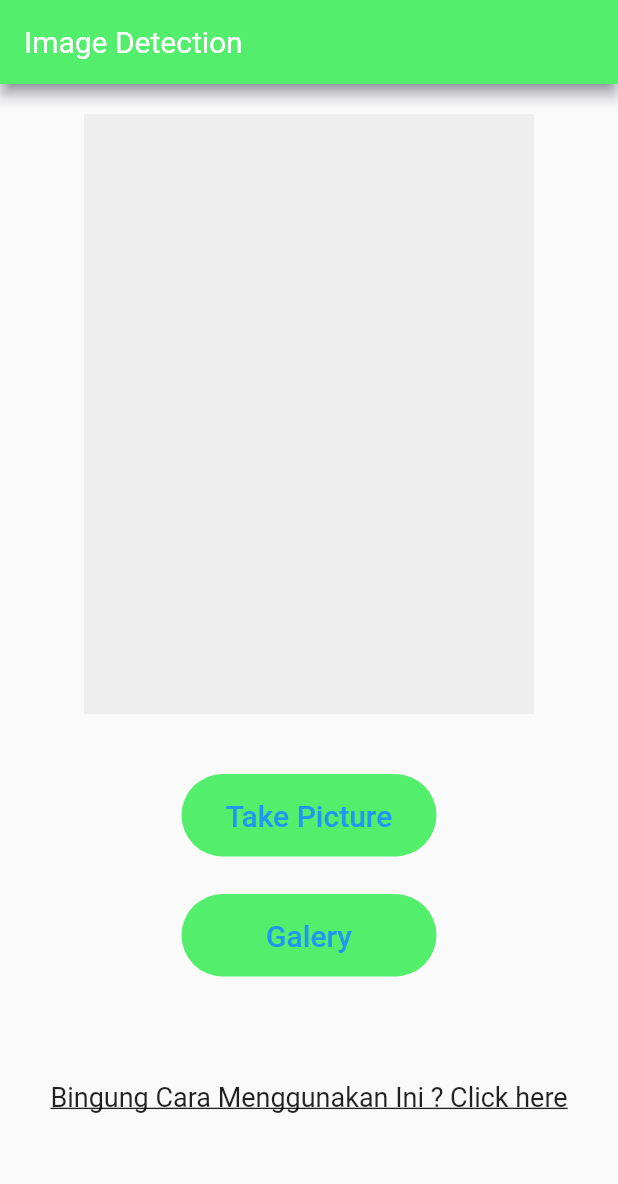
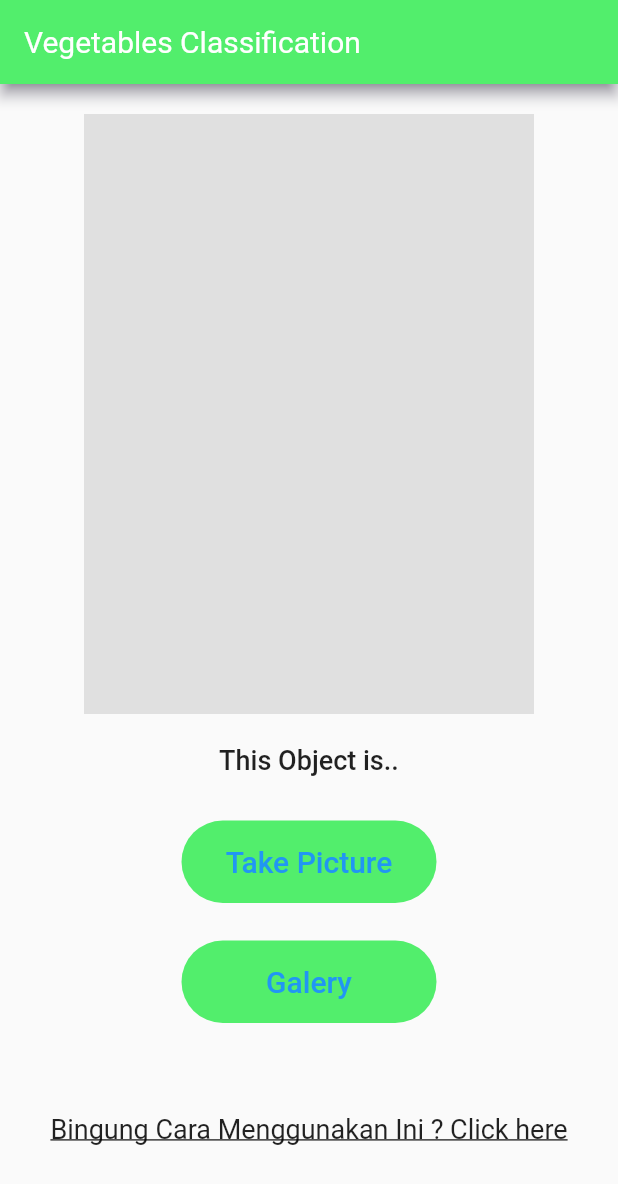
Before and after one commit to RafiRasaki/Projectskripsi, a Flutter app: the screen it shows after launch, on a phone screen of 412 x 824 dp. Shown: the top 1184 px of the screen. Run offline on Flutter 3.47's test engine with Material 2 defaults, Android fonts, the phone set to English and light mode, and no system bars.

Commit message:
Update Tambah Tulisan

```diff
--- a/imagedetection/lib/screen/mainpage.dart
+++ b/imagedetection/lib/screen/mainpage.dart
@@ -18,10 +18,10 @@ class _MainpageState extends State<Mainpage> {
         backgroundColor: kijostabilo,
         title:
         Text(
-          'Image Detection',
+          'Vegetables Classification',
           style: TextStyle(
             fontSize: 20,
-            fontWeight: FontWeight.w400
+            fontWeight: FontWeight.w400,
           ),
         ),
       ),
@@ -37,7 +37,19 @@ class _MainpageState extends State<Mainpage> {
                 ),
               width: 300,
               height: 400,
-              color: Colors.grey[200],
+              color: Colors.grey[300],
+            ),
+            Container(
+              margin: EdgeInsets.only(
+                top: 10,
+              ),
+              child: Text(
+                'This Object is..',
+                style: TextStyle(
+                  fontSize: 18,
+                  fontWeight: FontWeight.w500
+                ),
+                ),
             ),
             CustomButton(
               width: 170,
@@ -64,7 +76,7 @@ class _MainpageState extends State<Mainpage> {
               },
             child :Container(
               margin: EdgeInsets.only(
-                top: 70,
+                top: 60,
               ),
               child:
               Text(
```
